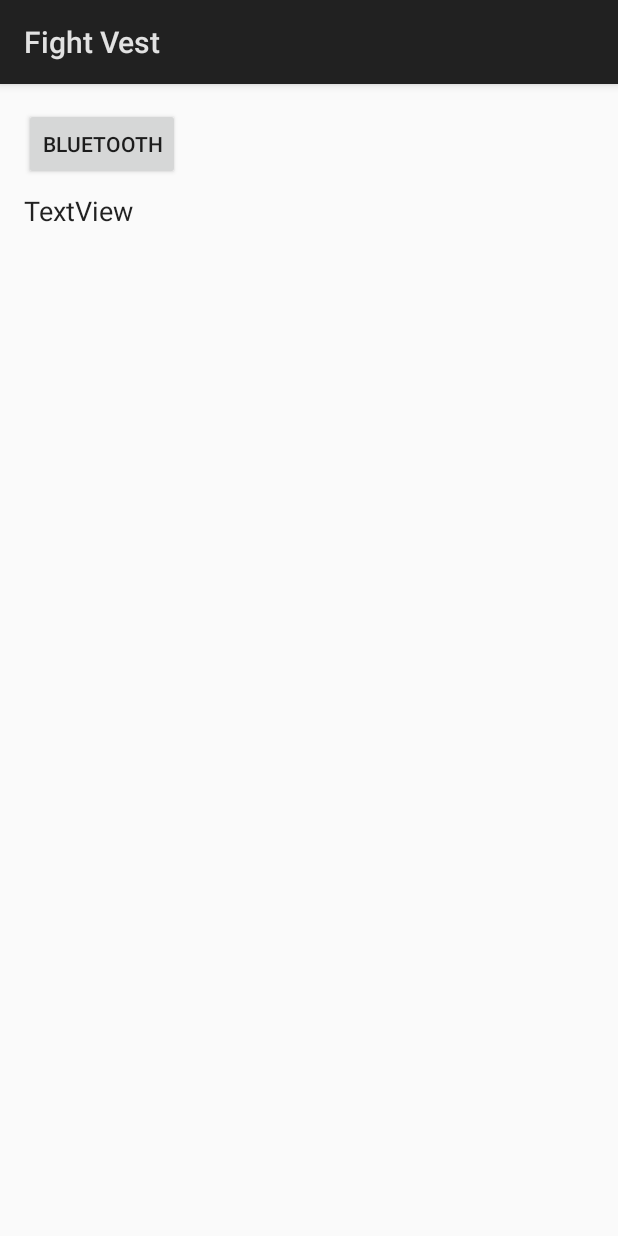
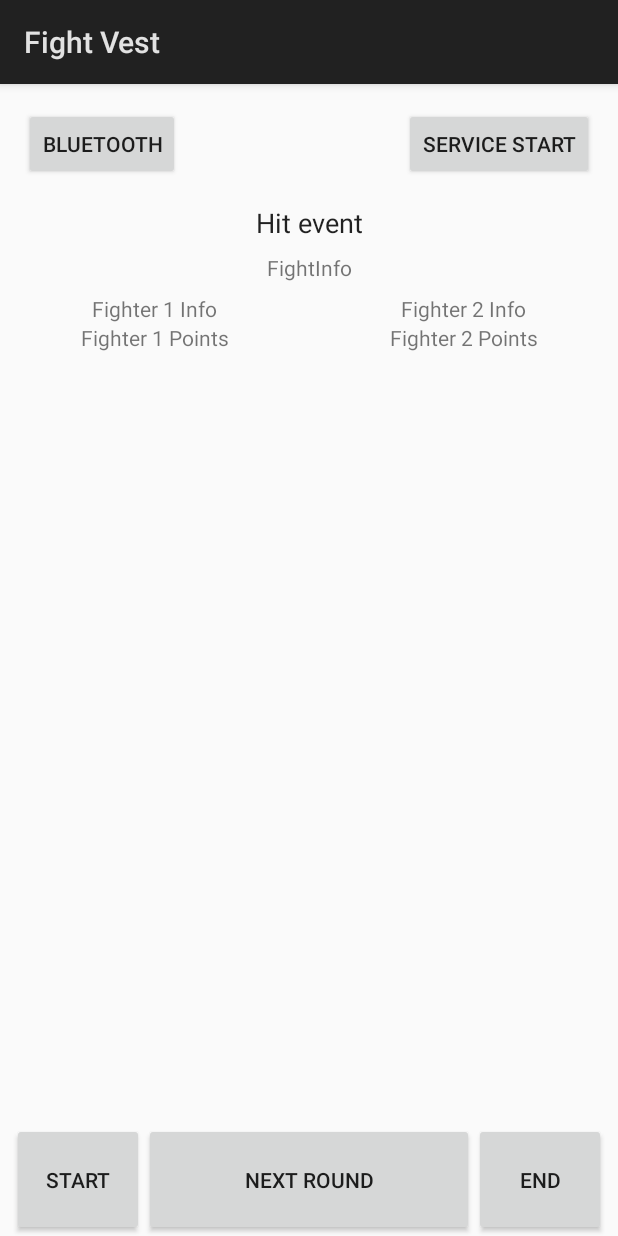
Before and after one commit to DobrinKazandziev/Fight_Vest, an Android app: the screen it shows after launch (MainActivity), on a phone screen of 412 x 824 dp. Run offline under Robolectric (Android 15) with nearby library versions, the phone set to English and light mode, and no system bars.

Commit message:
Update
new Volley singleton class;
updated MainActibity layout;
BluetoothWebService disabled onCreate;
added button for service start;

```diff
--- a/app/build.gradle
+++ b/app/build.gradle
@@ -26,6 +26,7 @@ dependencies {
         exclude group: 'com.android.support', module: 'support-annotations'
     })
     compile 'com.android.support:appcompat-v7:25.3.1'
+    compile 'com.android.volley:volley:1.0.0'
     compile 'com.android.support.constraint:constraint-layout:1.0.2'
     testCompile 'junit:junit:4.12'
 }
--- a/app/src/main/AndroidManifest.xml
+++ b/app/src/main/AndroidManifest.xml
@@ -3,8 +3,8 @@
     package="dobrink.fight_vest">
 
     <uses-permission android:name="android.permission.BLUETOOTH" />
-
     <uses-permission android:name="android.permission.BLUETOOTH_ADMIN" />
+    <uses-permission android:name="android.permission.INTERNET" />
 
     <application
         android:allowBackup="true"
--- /dev/null
+++ b/app/src/main/java/dobrink/fight_vest/AppSingleton.java
@@ -0,0 +1,66 @@
+package dobrink.fight_vest;
+
+import android.content.Context;
+import android.graphics.Bitmap;
+import android.util.LruCache;
+
+import com.android.volley.Request;
+import com.android.volley.RequestQueue;
+import com.android.volley.toolbox.ImageLoader;
+import com.android.volley.toolbox.Volley;
+
+/**
+ * Created by Dobrin on 13-Jun-17.
+ */
+
+public class AppSingleton  {
+    private static AppSingleton  mAppSingletonInstance;
+    private RequestQueue mRequestQueue;
+    private ImageLoader mImageLoader;
+    private static Context mContext;
+
+    private AppSingleton (Context context){
+        mContext = context;
+        mRequestQueue = getRequestQueue();
+
+        mImageLoader = new ImageLoader(mRequestQueue,
+                new ImageLoader.ImageCache() {
+                    private final LruCache<String, Bitmap>
+                            cache = new LruCache<String, Bitmap>(20);
+                    @Override
+                    public Bitmap getBitmap(String url) {
+                        return cache.get(url);
+                    }
+                    @Override
+                    public void putBitmap(String url, Bitmap bitmap) {
+                        cache.put(url, bitmap);
+                    }
+                });
+        }
+    public static synchronized AppSingleton getInstance(Context context) {
+        if (mAppSingletonInstance == null) {
+            mAppSingletonInstance = new AppSingleton(context);
+        }
+        return mAppSingletonInstance;
+    }
+    public RequestQueue getRequestQueue() {
+        if (mRequestQueue == null) {
+            // getApplicationContext() is key, it keeps you from leaking the
+            // Activity or BroadcastReceiver if someone passes one in.
+            mRequestQueue = Volley.newRequestQueue(mContext.getApplicationContext());
+        }
+        return mRequestQueue;
+    }
+    public <T> void addToRequestQueue(Request<T> req, String tag) {
+        req.setTag(tag);
+        getRequestQueue().add(req);
+    }
+    public ImageLoader getImageLoader() {
+        return mImageLoader;
+    }
+    public void cancelPendingRequests(Object tag) {
+        if (mRequestQueue != null) {
+            mRequestQueue.cancelAll(tag);
+        }
+    }
+}
--- a/app/src/main/java/dobrink/fight_vest/BluetoothActivity.java
+++ b/app/src/main/java/dobrink/fight_vest/BluetoothActivity.java
@@ -12,6 +12,7 @@ import android.content.Intent;
 import android.content.IntentFilter;
 import android.content.SharedPreferences;
 import android.os.Bundle;
+import android.util.Log;
 import android.view.View;
 import android.widget.Button;
 import android.widget.TextView;
@@ -167,7 +168,7 @@ public class BluetoothActivity extends Activity {
                     showEnabled();
                 }
             } else if (BluetoothAdapter.ACTION_DISCOVERY_STARTED.equals(action)) {
-                mDeviceList = new ArrayList<>();
+                mDeviceList = new ArrayList<BluetoothDevice>();
                 mProgressDlg.show();
             } else if (BluetoothAdapter.ACTION_DISCOVERY_FINISHED.equals(action)) {
                 mProgressDlg.dismiss();
@@ -175,7 +176,7 @@ public class BluetoothActivity extends Activity {
                 newIntent.putParcelableArrayListExtra("device.list", mDeviceList);
                 startActivity(newIntent);
             } else if (BluetoothDevice.ACTION_FOUND.equals(action)) {
-                BluetoothDevice device = intent.getParcelableExtra(BluetoothDevice.EXTRA_DEVICE);
+                BluetoothDevice device = (BluetoothDevice) intent.getParcelableExtra(BluetoothDevice.EXTRA_DEVICE);
                 mDeviceList.add(device);
                 showToast("Found device " + device.getName());
             }
--- a/app/src/main/java/dobrink/fight_vest/MainActivity.java
+++ b/app/src/main/java/dobrink/fight_vest/MainActivity.java
@@ -16,16 +16,30 @@ import android.widget.TextView;
 public class MainActivity extends Activity {
 
     private Button buttonBT;
+    private Button buttonSer;
+    private Button buttonStartFight;
+    private Button buttonNextRound;
+    private Button buttonEndMatch;
+    private TextView textViewFighterOneInfo;
+    private TextView textViewFighterOnePoints;
+    private TextView textViewFighterTwoInfo;
+    private TextView textViewFighterTwoPoints;
     private TextView textViewMSG;
 
     @Override
     protected void onCreate(Bundle savedInstanceState) {
         super.onCreate(savedInstanceState);
         setContentView(R.layout.activity_main);
-        Intent intent = new Intent(this, BluetoothWebService.class);
-        startService(intent);
 
         buttonBT = (Button) findViewById(R.id.buttonBT);
+        buttonSer = (Button) findViewById(R.id.buttonSer);
+        buttonStartFight = (Button) findViewById(R.id.buttonStartFight);
+        buttonNextRound = (Button) findViewById(R.id.buttonNextRound);
+        buttonEndMatch = (Button) findViewById(R.id.buttonEndMatch);
+        textViewFighterOneInfo = (TextView) findViewById(R.id.textViewFighterOneInfo);
+        textViewFighterOnePoints = (TextView) findViewById(R.id.textViewFighterOnePoints);
+        textViewFighterTwoInfo = (TextView) findViewById(R.id.textViewFighterTwoInfo);
+        textViewFighterTwoPoints = (TextView) findViewById(R.id.textViewFighterTwoPoints);
         textViewMSG = (TextView) findViewById(R.id.textViewMSG);
 
         LocalBroadcastManager.getInstance(this).registerReceiver(
@@ -34,9 +48,18 @@ public class MainActivity extends Activity {
         buttonBT.setOnTouchListener(new View.OnTouchListener() {
             @Override
             public boolean onTouch(View view, MotionEvent motionEvent) {
-                Log.d("BTONCLICK", "clicked");
+                Log.d("BUTTON CLICK", "BLUETOOTH BUTTON");
                 Intent i = new Intent(MainActivity.this,BluetoothActivity.class);
                 startActivity(i);
+                return true;
+            }
+        });
+        buttonSer.setOnTouchListener(new View.OnTouchListener() {
+            @Override
+            public boolean onTouch(View view, MotionEvent motionEvent) {
+                Log.d("BUTTON CLICK", "SERVICE BUTTON");
+                Intent intent = new Intent(MainActivity.this, BluetoothWebService.class);
+                startService(intent);
                 return true;
             }
         });
@@ -46,7 +69,7 @@ public class MainActivity extends Activity {
         public void onReceive(Context context, Intent intent) {
             String message = intent.getStringExtra("parsedMsg");
             textViewMSG.setText(message);
-            Log.d("receiver", "Got message: " + message);
+            Log.d("Received", "Got message from arduino: " + message);
         }
     };
 
--- a/app/src/main/res/layout/activity_main.xml
+++ b/app/src/main/res/layout/activity_main.xml
@@ -15,17 +15,137 @@
         android:layout_marginTop="16dp"
         android:text="Bluetooth"
         app:layout_constraintLeft_toLeftOf="parent"
-        app:layout_constraintTop_toTopOf="parent" />
+        app:layout_constraintTop_toTopOf="parent"
+        android:layout_marginStart="16dp" />
 
     <TextView
         android:id="@+id/textViewMSG"
         android:layout_width="wrap_content"
         android:layout_height="wrap_content"
-        android:layout_marginLeft="16dp"
-        android:layout_marginTop="8dp"
-        android:text="TextView"
+        android:layout_marginTop="16dp"
+        android:text="Hit event"
         android:textAppearance="@android:style/TextAppearance.Holo.Medium"
         app:layout_constraintLeft_toLeftOf="parent"
-        app:layout_constraintTop_toBottomOf="@+id/buttonBT" />
+        app:layout_constraintRight_toRightOf="parent"
+        app:layout_constraintTop_toBottomOf="@+id/buttonBT"
+        tools:layout_constraintRight_creator="1"
+        tools:layout_constraintLeft_creator="1" />
+
+    <Button
+        android:id="@+id/buttonSer"
+        android:layout_width="wrap_content"
+        android:layout_height="wrap_content"
+        android:layout_marginRight="16dp"
+        android:layout_marginTop="16dp"
+        android:text="Service Start"
+        app:layout_constraintRight_toRightOf="parent"
+        app:layout_constraintTop_toTopOf="parent"
+        android:layout_marginEnd="16dp" />
+
+    <Button
+        android:id="@+id/buttonNextRound"
+        android:layout_width="0dp"
+        android:layout_height="75dp"
+        android:text="Next Round"
+        app:layout_constraintBottom_toBottomOf="parent"
+        app:layout_constraintHorizontal_bias="0.0"
+        app:layout_constraintLeft_toRightOf="@+id/buttonStartFight"
+        app:layout_constraintRight_toLeftOf="@+id/buttonEndMatch" />
+
+    <Button
+        android:id="@+id/buttonEndMatch"
+        android:layout_width="wrap_content"
+        android:layout_height="75dp"
+        android:layout_marginEnd="8dp"
+        android:layout_marginRight="8dp"
+        android:text="End"
+        app:layout_constraintBottom_toBottomOf="parent"
+        app:layout_constraintRight_toRightOf="parent"
+        app:layout_constraintTop_toTopOf="@+id/buttonNextRound"
+        tools:layout_constraintBottom_creator="1"
+        tools:layout_constraintTop_creator="1"
+        app:layout_constraintVertical_bias="1.0" />
+
+    <Button
+        android:id="@+id/buttonStartFight"
+        android:layout_width="0dp"
+        android:layout_height="75dp"
+        android:layout_marginLeft="8dp"
+        android:text="Start"
+        app:layout_constraintBottom_toBottomOf="parent"
+        app:layout_constraintLeft_toLeftOf="parent"
+        tools:layout_constraintLeft_creator="1"
+        android:layout_marginStart="8dp" />
+
+    <LinearLayout
+        android:layout_width="0dp"
+        android:layout_height="0dp"
+        android:layout_marginBottom="-8dp"
+        android:layout_marginLeft="0dp"
+        android:layout_marginRight="0dp"
+        android:orientation="horizontal"
+        android:weightSum="1"
+        app:layout_constraintBottom_toTopOf="@+id/buttonNextRound"
+        app:layout_constraintHorizontal_bias="0.0"
+        app:layout_constraintLeft_toLeftOf="parent"
+        app:layout_constraintRight_toRightOf="parent"
+        android:layout_marginTop="8dp"
+        app:layout_constraintTop_toBottomOf="@+id/textViewFightInfo">
+
+        <LinearLayout
+            android:layout_width="wrap_content"
+            android:layout_height="match_parent"
+            android:layout_weight="0.5"
+            android:orientation="vertical">
+
+            <TextView
+                android:id="@+id/textViewFighterOneInfo"
+                android:layout_width="match_parent"
+                android:layout_height="wrap_content"
+                android:text="Fighter 1 Info"
+                android:textAlignment="center" />
+
+            <TextView
+                android:id="@+id/textViewFighterOnePoints"
+                android:layout_width="match_parent"
+                android:layout_height="wrap_content"
+                android:text="Fighter 1 Points"
+                android:textAlignment="center" />
+        </LinearLayout>
+
+        <LinearLayout
+            android:layout_width="wrap_content"
+            android:layout_height="match_parent"
+            android:layout_weight="0.5"
+            android:orientation="vertical">
+
+            <TextView
+                android:id="@+id/textViewFighterTwoInfo"
+                android:layout_width="match_parent"
+                android:layout_height="wrap_content"
+                android:text="Fighter 2 Info"
+                android:textAlignment="center" />
+
+            <TextView
+                android:id="@+id/textViewFighterTwoPoints"
+                android:layout_width="match_parent"
+                android:layout_height="wrap_content"
+                android:text="Fighter 2 Points"
+                android:textAlignment="center" />
+        </LinearLayout>
+    </LinearLayout>
+
+    <TextView
+        android:id="@+id/textViewFightInfo"
+        android:layout_width="wrap_content"
+        android:layout_height="wrap_content"
+        android:layout_marginLeft="8dp"
+        android:layout_marginRight="8dp"
+        android:layout_marginTop="8dp"
+        android:layout_weight="0.5"
+        android:text="FightInfo"
+        app:layout_constraintLeft_toLeftOf="parent"
+        app:layout_constraintRight_toRightOf="parent"
+        app:layout_constraintTop_toBottomOf="@+id/textViewMSG" />
 
 </android.support.constraint.ConstraintLayout>
```
